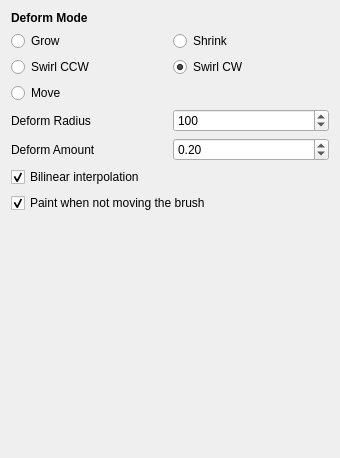
Before: the Qt Designer form krita/plugins/paintops/deform/wdgdeformoptions.ui in KDE/krita, drawn with Qt 5.
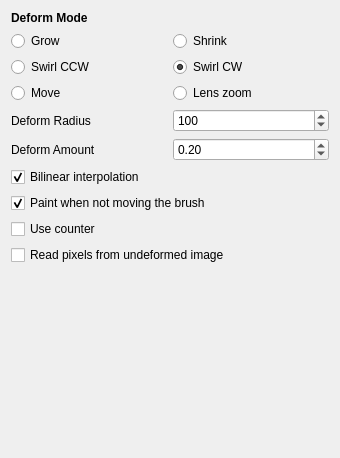
After: the same form once the commit is applied.

Commit message: New features: Lens distortion, use oldRawData and Use counter to simulate old behavior of deform brush.

The edit to the form file:
```diff
--- a/krita/plugins/paintops/deform/wdgdeformoptions.ui
+++ b/krita/plugins/paintops/deform/wdgdeformoptions.ui
@@ -105,7 +105,7 @@
      </property>
     </widget>
    </item>
-   <item row="14" column="1" >
+   <item row="16" column="1" >
     <spacer name="verticalSpacer" >
      <property name="orientation" >
       <enum>Qt::Vertical</enum>
@@ -158,6 +158,27 @@
      </property>
     </widget>
    </item>
+   <item row="5" column="1" >
+    <widget class="QRadioButton" name="lensBtn" >
+     <property name="text" >
+      <string>Lens zoom</string>
+     </property>
+    </widget>
+   </item>
+   <item row="14" column="0" >
+    <widget class="QCheckBox" name="useCounter" >
+     <property name="text" >
+      <string>Use counter</string>
+     </property>
+    </widget>
+   </item>
+   <item row="15" column="0" colspan="2" >
+    <widget class="QCheckBox" name="useOldData" >
+     <property name="text" >
+      <string>Read pixels from undeformed image</string>
+     </property>
+    </widget>
+   </item>
   </layout>
  </widget>
  <resources/>
```
The commit also changes 8 other files.
